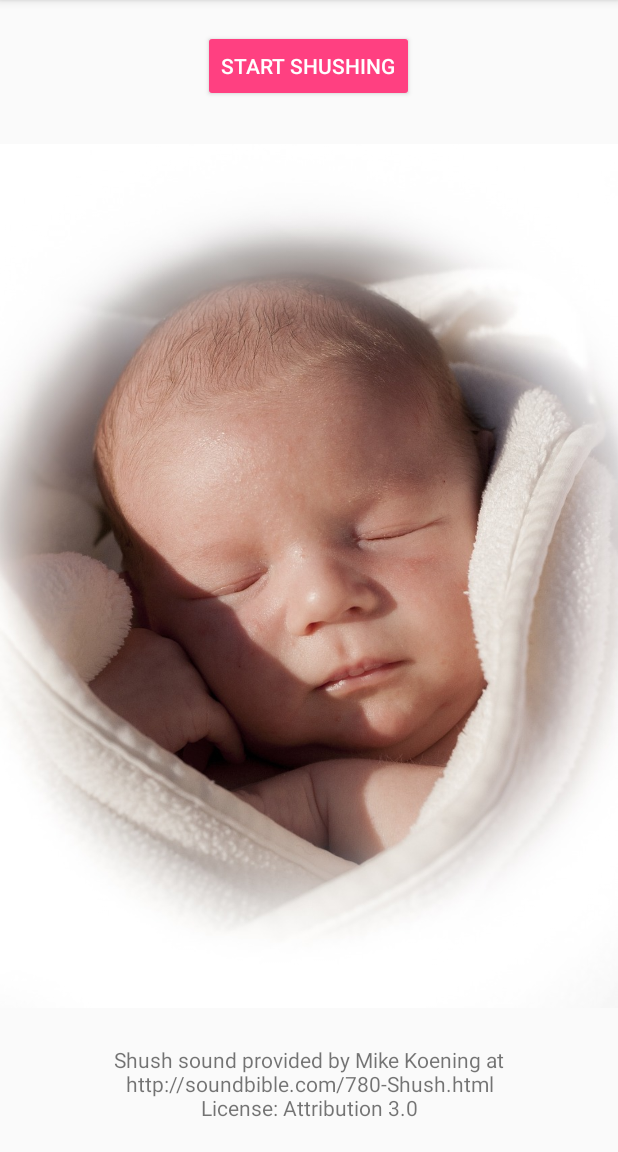
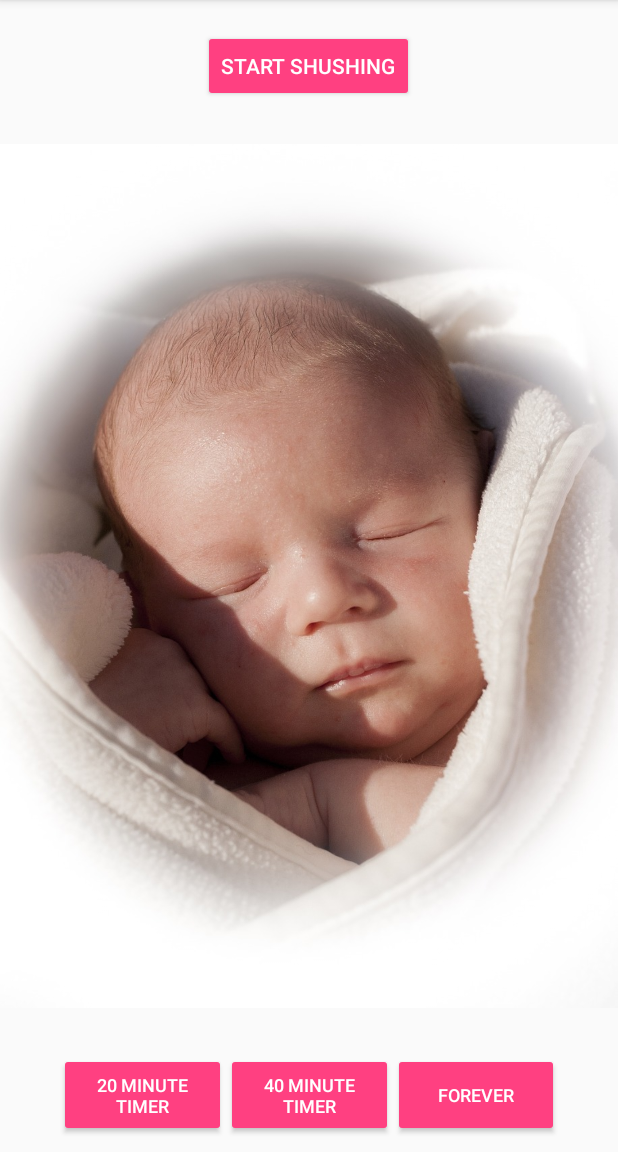
Before and after one commit to gligorkot/BabyShush, an Android app: the screen it shows after launch (BabyShushActivity), after a tap on "STOP SHUSHING", on a phone screen of 412 x 824 dp, the part 84-1236 px from its top. Run offline under Robolectric (Android 15) with nearby library versions, the phone set to English and light mode, and no system bars; 1 other tap on this screen came first.

Commit message:
updated shushing sound and added timers

```diff
--- a/app/build.gradle
+++ b/app/build.gradle
@@ -7,8 +7,8 @@ android {
         applicationId "com.kokiinteractive.babyshush"
         minSdkVersion 15
         targetSdkVersion 23
-        versionCode 1
-        versionName "1.0"
+        versionCode 2
+        versionName "1.1"
         testInstrumentationRunner "android.support.test.runner.AndroidJUnitRunner"
     }
     buildTypes {
--- a/app/src/main/java/com/kokiinteractive/babyshush/BabyShushActivity.java
+++ b/app/src/main/java/com/kokiinteractive/babyshush/BabyShushActivity.java
@@ -2,37 +2,128 @@ package com.kokiinteractive.babyshush;
 
 import android.media.MediaPlayer;
 import android.os.Bundle;
+import android.os.CountDownTimer;
 import android.support.v7.app.AppCompatActivity;
 import android.view.View;
 import android.widget.Button;
+import android.widget.TextView;
+
+import java.util.Timer;
+import java.util.TimerTask;
 
 public class BabyShushActivity extends AppCompatActivity {
 
+    private static final long TWENTY_MINUTES = 1200000;
+    private static final long FORTY_MINUTES = 2400000;
+
     private boolean shushing = false;
+    private Timer timerWithTask;
+    private CountDownTimer countdownTimer;
+
+    private MediaPlayer mediaPlayer;
+    private Button startShushing;
+    private TextView countdownText;
 
     @Override
     protected void onCreate(Bundle savedInstanceState) {
         super.onCreate(savedInstanceState);
         setContentView(R.layout.activity_baby_shush);
 
-        final MediaPlayer mediaPlayer = MediaPlayer.create(BabyShushActivity.this, R.raw.shush);
+        mediaPlayer = MediaPlayer.create(BabyShushActivity.this, R.raw.quick_shushes);
         mediaPlayer.setLooping(true);
 
-        final Button startShushing = (Button) findViewById(R.id.startShushingButton);
+        countdownText = (TextView) findViewById(R.id.countdownText);
+        assert countdownText != null;
+
+        startShushing = (Button) findViewById(R.id.startShushingButton);
         assert startShushing != null;
         startShushing.setOnClickListener(new View.OnClickListener() {
             @Override
             public void onClick(View v) {
                 if (!shushing) {
-                    mediaPlayer.start();
-                    startShushing.setText(R.string.stop_shushing);
+                    startShushing();
                 } else {
-                    mediaPlayer.pause();
-                    startShushing.setText(R.string.start_shushing);
+                    stopShushing();
                 }
-                shushing = !shushing;
             }
         });
 
+        final Button timer20min = (Button) findViewById(R.id.timer20min);
+        assert timer20min != null;
+        timer20min.setOnClickListener(onClickTimerForPeriod(TWENTY_MINUTES));
+
+        final Button timer40min = (Button) findViewById(R.id.timer40min);
+        assert timer40min != null;
+        timer40min.setOnClickListener(onClickTimerForPeriod(FORTY_MINUTES));
+
+        final Button forever = (Button) findViewById(R.id.forever);
+        assert forever != null;
+        forever.setOnClickListener(new View.OnClickListener() {
+            @Override
+            public void onClick(View v) {
+                stopTimers();
+            }
+        });
+    }
+
+    private View.OnClickListener onClickTimerForPeriod(final long period) {
+        return new View.OnClickListener() {
+            @Override
+            public void onClick(View v) {
+                stopTimers();
+                timerWithTask = new Timer("timer", true);
+                timerWithTask.schedule(new TimerTask() {
+                    @Override
+                    public void run() {
+                        runOnUiThread(new Runnable() {
+                            @Override
+                            public void run() {
+                                stopShushing();
+                            }
+                        });
+                    }
+                }, period);
+
+                countdownTimer = new CountDownTimer(period, 1000) {
+                    @Override
+                    public void onTick(long millisUntilFinished) {
+                        long minutes = millisUntilFinished / 1000 / 60;
+                        long seconds = millisUntilFinished / 1000 % 60;
+                        // display remaining time
+                        countdownText.setText(minutes + " : " + seconds);
+                    }
+
+                    @Override
+                    public void onFinish() {
+                        countdownText.setText("");
+                    }
+                }.start();
+            }
+        };
+    }
+
+    private void startShushing() {
+        mediaPlayer.start();
+        startShushing.setText(R.string.stop_shushing);
+        shushing = true;
+    }
+
+    private void stopShushing() {
+        mediaPlayer.pause();
+        startShushing.setText(R.string.start_shushing);
+        stopTimers();
+        shushing = false;
+    }
+
+    private void stopTimers() {
+        if (timerWithTask != null) {
+            timerWithTask.cancel();
+            timerWithTask = null;
+        }
+        if (countdownTimer != null) {
+            countdownTimer.cancel();
+            countdownTimer = null;
+            countdownText.setText("");
+        }
     }
 }
--- a/app/src/main/res/layout/activity_baby_shush.xml
+++ b/app/src/main/res/layout/activity_baby_shush.xml
@@ -21,18 +21,55 @@
         android:layout_height="wrap_content"
         android:layout_alignParentTop="true"
         android:layout_centerHorizontal="true"
-        android:layout_margin="20dp"
+        android:layout_marginBottom="5dp"
+        android:layout_marginTop="20dp"
         android:elevation="10dp"
         android:text="@string/start_shushing" />
 
     <TextView
-        android:id="@+id/licenseText"
+        android:id="@+id/countdownText"
+        style="@style/TextAppearance.AppCompat.Headline"
         android:layout_width="match_parent"
         android:layout_height="wrap_content"
+        android:layout_below="@id/startShushingButton"
+        android:gravity="center" />
+
+    <LinearLayout
+        android:layout_width="wrap_content"
+        android:layout_height="wrap_content"
         android:layout_alignParentBottom="true"
-        android:layout_margin="20dp"
-        android:text="@string/licenseText"
-        android:textAlignment="center"
-        android:textAppearance="@style/TextAppearance.AppCompat.Small" />
+        android:layout_centerHorizontal="true"
+        android:layout_marginBottom="10dp">
+
+        <Button
+            android:id="@+id/timer20min"
+            style="@style/Widget.AppCompat.Button.Colored"
+            android:layout_width="match_parent"
+            android:layout_height="match_parent"
+            android:layout_weight="1"
+            android:elevation="10dp"
+            android:text="@string/_20_minute_timer"
+            android:textSize="12sp" />
+
+        <Button
+            android:id="@+id/timer40min"
+            style="@style/Widget.AppCompat.Button.Colored"
+            android:layout_width="match_parent"
+            android:layout_height="match_parent"
+            android:layout_weight="1"
+            android:elevation="10dp"
+            android:text="@string/_40_minute_timer"
+            android:textSize="12sp" />
+
+        <Button
+            android:id="@+id/forever"
+            style="@style/Widget.AppCompat.Button.Colored"
+            android:layout_width="match_parent"
+            android:layout_height="match_parent"
+            android:layout_weight="1"
+            android:elevation="10dp"
+            android:text="@string/forever"
+            android:textSize="12sp" />
+    </LinearLayout>
 
 </RelativeLayout>
--- a/app/src/main/res/values/strings.xml
+++ b/app/src/main/res/values/strings.xml
@@ -3,4 +3,7 @@
     <string name="start_shushing">Start Shushing</string>
     <string name="stop_shushing">Stop Shushing</string>
     <string name="licenseText">Shush sound provided by Mike Koening at\nhttp://soundbible.com/780-Shush.html\nLicense: Attribution 3.0</string>
+    <string name="forever">Forever</string>
+    <string name="_40_minute_timer">40 Minute Timer</string>
+    <string name="_20_minute_timer">20 Minute Timer</string>
 </resources>
--- a/build.gradle
+++ b/build.gradle
@@ -5,7 +5,7 @@ buildscript {
         jcenter()
     }
     dependencies {
-        classpath 'com.android.tools.build:gradle:2.2.0-alpha5'
+        classpath 'com.android.tools.build:gradle:2.2.0-alpha7'
 
         // NOTE: Do not place your application dependencies here; they belong
         // in the individual module build.gradle files
```
Also changed, not shown: gradle/wrapper/gradle-wrapper.properties, 2 other files.
